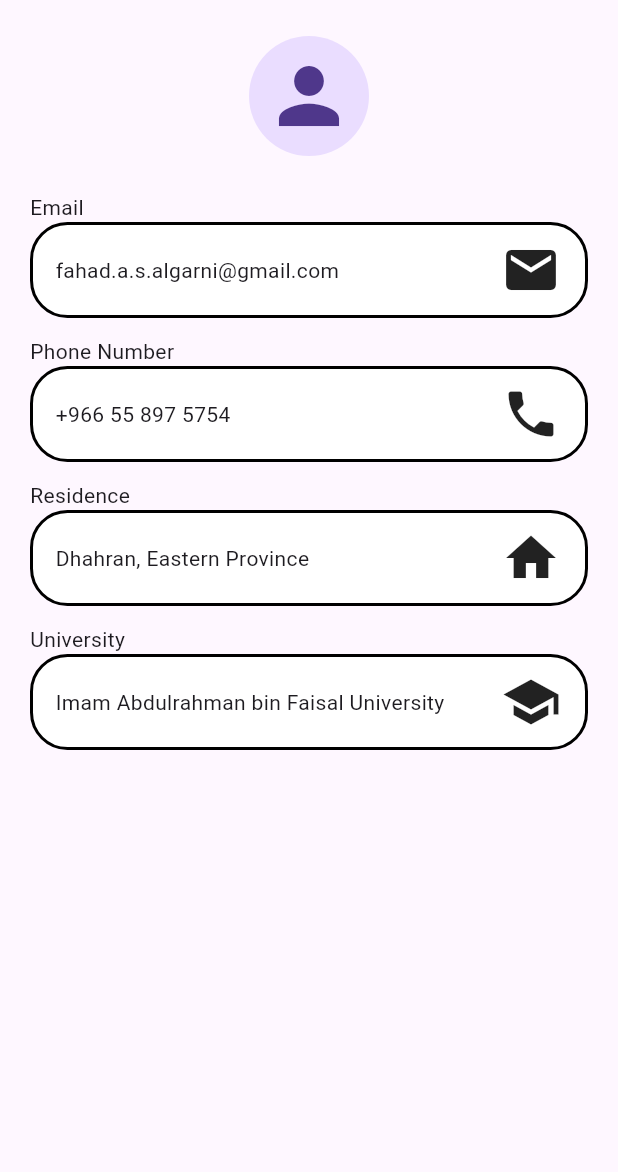
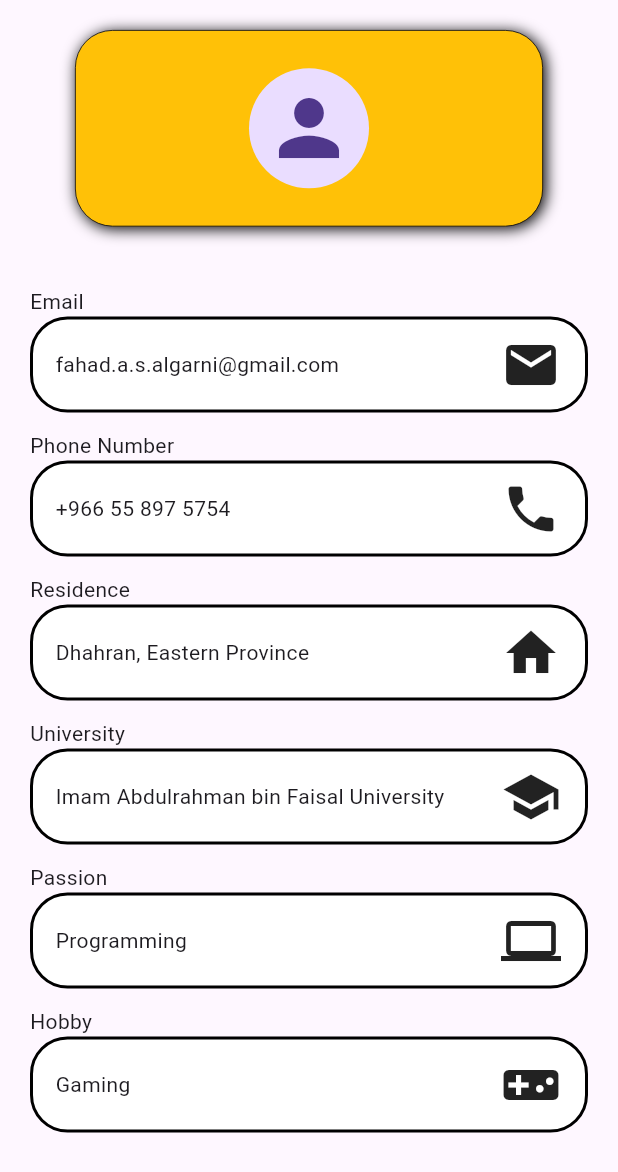
Before and after one commit to Programming-Club-IAU/Level-3.1, a Flutter app: the screen it shows after launch, on a phone screen of 412 x 824 dp. Shown: the top 1172 px of the screen. Run offline on Flutter 3.47's test engine with Material 3 defaults, Android fonts, the phone set to English and light mode, and no system bars.

Commit message:
Partially implemented profile card + page screen

```diff
--- a/lib/main.dart
+++ b/lib/main.dart
@@ -1,5 +1,5 @@
 import 'package:flutter/material.dart';
-import 'widgets/details_block.dart';
+import 'screens/profile_page.dart';
 
 void main() {
   runApp(const MainApp());
@@ -10,58 +10,6 @@ class MainApp extends StatelessWidget {
 
   @override
   Widget build(BuildContext context) {
-    return MaterialApp(
-      home: Scaffold(
-        body: Center(
-          child: ListView(
-            physics: const BouncingScrollPhysics(),
-            children: const [
-              Padding(
-                padding: EdgeInsets.only(bottom: 24, top: 24),
-                child: CircleAvatar(
-                  radius: 40,
-                  child: Icon(
-                    Icons.person,
-                    size: 60,
-                  ),
-                ),
-              ),
-              Padding(
-                padding: EdgeInsets.only(bottom: 12.0),
-                child: DetailsBlock(
-                  label: "Email",
-                  content: "fahad.a.s.algarni@gmail.com",
-                  icon: Icons.email,
-                ),
-              ),
-              Padding(
-                padding: EdgeInsets.only(bottom: 12.0),
-                child: DetailsBlock(
-                  label: "Phone Number",
-                  content: "+966 55 897 5754",
-                  icon: Icons.phone,
-                ),
-              ),
-              Padding(
-                padding: EdgeInsets.only(bottom: 12.0),
-                child: DetailsBlock(
-                  label: "Residence",
-                  content: "Dhahran, Eastern Province",
-                  icon: Icons.home,
-                ),
-              ),
-              Padding(
-                padding: EdgeInsets.only(bottom: 12.0),
-                child: DetailsBlock(
-                  label: "University",
-                  content: "Imam Abdulrahman bin Faisal University",
-                  icon: Icons.school,
-                ),
-              ),
-            ],
-          ),
-        ),
-      ),
-    );
+    return const MaterialApp(home: ProfilePage());
   }
 }
--- a/lib/screens/profile_page.dart
+++ b/lib/screens/profile_page.dart
@@ -0,0 +1,76 @@
+import 'package:flutter/material.dart';
+import '../widgets/details_block.dart';
+import '../widgets/profile_card.dart';
+
+class ProfilePage extends StatelessWidget {
+  const ProfilePage({super.key});
+
+  @override
+  Widget build(BuildContext context) {
+    return Scaffold(
+      body: Center(
+        child: ListView(
+          physics: const BouncingScrollPhysics(),
+          children: const [
+            Column(
+              children: [
+                Padding(
+                  padding: EdgeInsets.only(top: 20, bottom: 40),
+                  child: ProfileCard(),
+                ),
+              ],
+            ),
+            Padding(
+              padding: EdgeInsets.only(bottom: 12.0),
+              child: DetailsBlock(
+                label: "Email",
+                content: "fahad.a.s.algarni@gmail.com",
+                icon: Icons.email,
+              ),
+            ),
+            Padding(
+              padding: EdgeInsets.only(bottom: 12.0),
+              child: DetailsBlock(
+                label: "Phone Number",
+                content: "+966 55 897 5754",
+                icon: Icons.phone,
+              ),
+            ),
+            Padding(
+              padding: EdgeInsets.only(bottom: 12.0),
+              child: DetailsBlock(
+                label: "Residence",
+                content: "Dhahran, Eastern Province",
+                icon: Icons.home,
+              ),
+            ),
+            Padding(
+              padding: EdgeInsets.only(bottom: 12.0),
+              child: DetailsBlock(
+                label: "University",
+                content: "Imam Abdulrahman bin Faisal University",
+                icon: Icons.school,
+              ),
+            ),
+            Padding(
+              padding: EdgeInsets.only(bottom: 12.0),
+              child: DetailsBlock(
+                label: "Passion",
+                content: "Programming",
+                icon: Icons.laptop,
+              ),
+            ),
+            Padding(
+              padding: EdgeInsets.only(bottom: 12.0),
+              child: DetailsBlock(
+                label: "Hobby",
+                content: "Gaming",
+                icon: Icons.videogame_asset,
+              ),
+            ),
+          ],
+        ),
+      ),
+    );
+  }
+}
--- a/lib/widgets/details_block.dart
+++ b/lib/widgets/details_block.dart
@@ -54,7 +54,7 @@ class DetailsBlock extends StatelessWidget {
           // "Content" stack, for text and icon
           child: Stack(
             // Default alignment on center-left
-            alignment: const Alignment(-1, 0),
+            alignment: AlignmentDirectional.centerStart,
             children: [
               // The content text
               Container(
--- /dev/null
+++ b/lib/widgets/profile_card.dart
@@ -0,0 +1,32 @@
+import 'package:flutter/material.dart';
+
+class ProfileCard extends StatelessWidget {
+  const ProfileCard({super.key});
+
+  @override
+  Widget build(BuildContext context) {
+    return Container(
+      width: MediaQuery.of(context).size.width - 100,
+      padding: const EdgeInsets.all(25),
+      decoration: BoxDecoration(
+          color: Colors.amber,
+          shape: BoxShape.rectangle,
+          borderRadius: const BorderRadius.all(Radius.circular(25)),
+          border: Border.all(width: 0.5),
+          boxShadow: const [
+            BoxShadow(
+              color: Colors.black,
+              blurRadius: 8,
+              offset: Offset(1.5, 1.5),
+            ),
+          ]),
+      child: const CircleAvatar(
+        radius: 40,
+        child: Icon(
+          Icons.person,
+          size: 60,
+        ),
+      ),
+    );
+  }
+}
```
